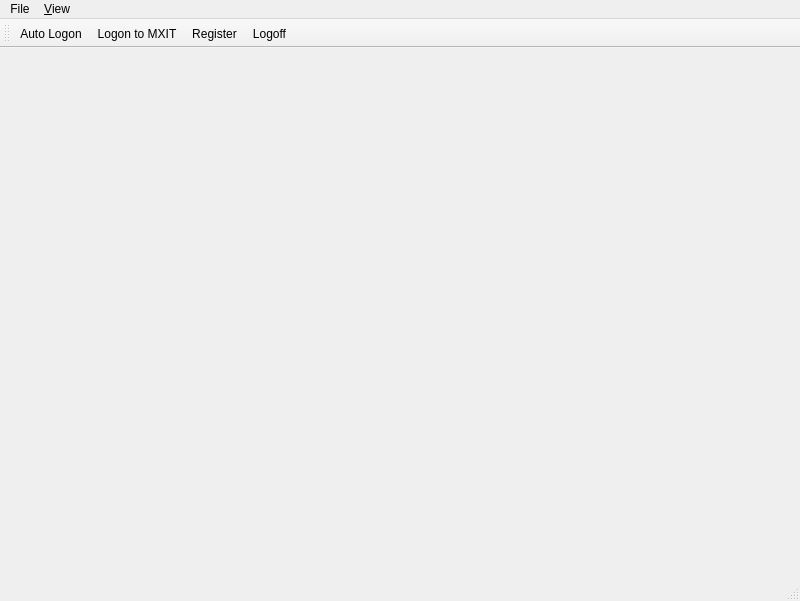
This is src/gui/mxitc.ui in marcbowes/mxitc as Qt 5 draws it before an edit. The edited form follows.
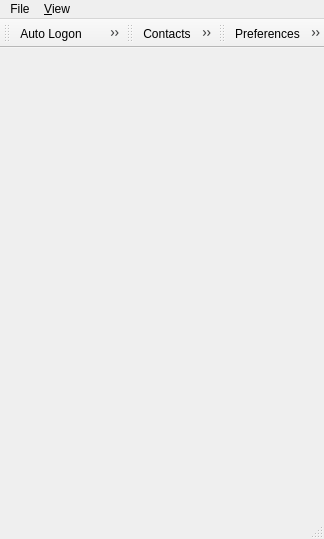
This is the edited form.

The edit to the form file:
```diff
--- a/src/gui/mxitc.ui
+++ b/src/gui/mxitc.ui
@@ -6,8 +6,8 @@
    <rect>
     <x>0</x>
     <y>0</y>
-    <width>800</width>
-    <height>601</height>
+    <width>324</width>
+    <height>539</height>
    </rect>
   </property>
   <property name="windowTitle">
@@ -25,7 +25,7 @@
     <rect>
      <x>0</x>
      <y>0</y>
-     <width>800</width>
+     <width>324</width>
      <height>27</height>
     </rect>
    </property>
@@ -60,7 +60,7 @@
    <addaction name="menuView"/>
   </widget>
   <widget class="QStatusBar" name="statusbar"/>
-  <widget class="QToolBar" name="toolBar">
+  <widget class="QToolBar" name="logOnToolBar">
    <property name="sizePolicy">
     <sizepolicy hsizetype="Preferred" vsizetype="MinimumExpanding">
      <horstretch>0</horstretch>
@@ -78,8 +78,35 @@
    </attribute>
    <addaction name="actionAuto_Logon"/>
    <addaction name="actionLogon_to_MXIT"/>
-   <addaction name="actionRegister"/>
    <addaction name="actionLogoff"/>
+   <addaction name="actionRegister"/>
+  </widget>
+  <widget class="QToolBar" name="viewsToolBar">
+   <property name="windowTitle">
+    <string>toolBar</string>
+   </property>
+   <attribute name="toolBarArea">
+    <enum>TopToolBarArea</enum>
+   </attribute>
+   <attribute name="toolBarBreak">
+    <bool>false</bool>
+   </attribute>
+   <addaction name="actionContacts"/>
+   <addaction name="actionConversations"/>
+   <addaction name="actionAdd_Contact"/>
+  </widget>
+  <widget class="QToolBar" name="toolBar">
+   <property name="windowTitle">
+    <string>toolBar</string>
+   </property>
+   <attribute name="toolBarArea">
+    <enum>TopToolBarArea</enum>
+   </attribute>
+   <attribute name="toolBarBreak">
+    <bool>false</bool>
+   </attribute>
+   <addaction name="actionOptions"/>
+   <addaction name="actionProfile_Settings"/>
   </widget>
   <action name="actionLogon_to_MXIT">
    <property name="text">
```
Left out of the diff: 13 changed lines with no effect on the pictures.
